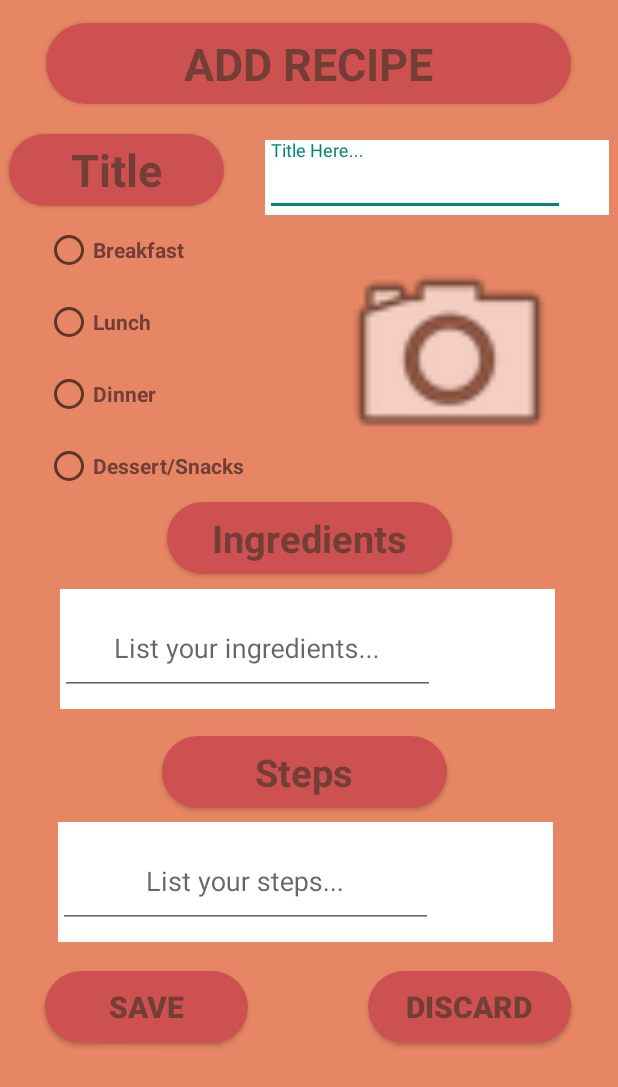
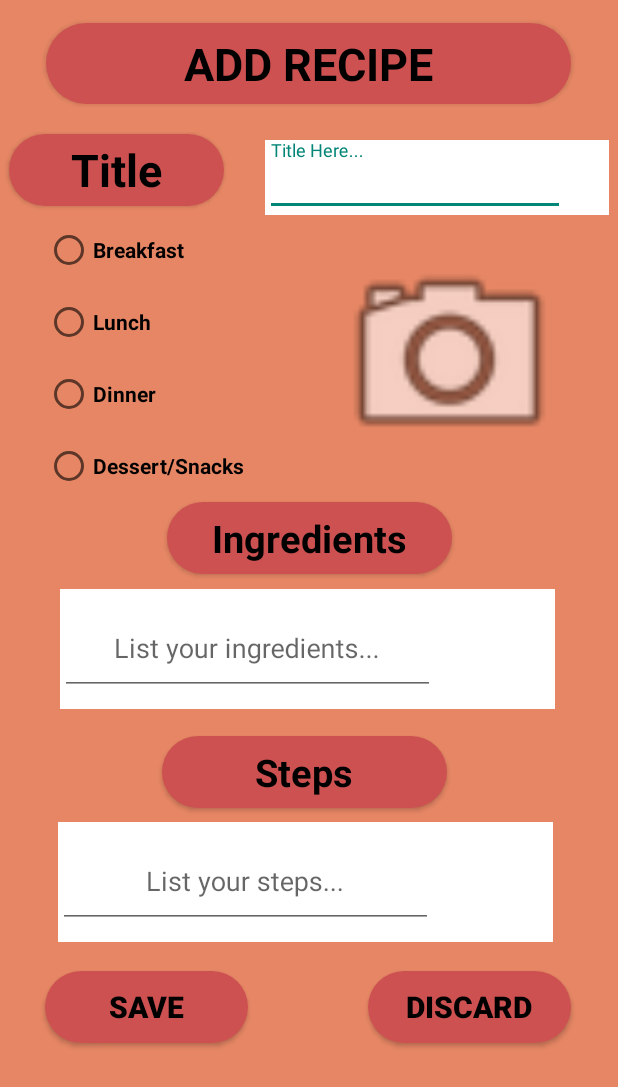
Before and after one commit to alexbegt/WhatsCooking, an Android app: the AddRecipe screen opened directly, with no data from a screen before it, on a phone screen of 412 x 824 dp. Shown: the top 1087 px of the screen. Run offline under Robolectric (Android 15) with nearby library versions, the phone set to English and light mode, and no system bars.

Commit message:
Font color changed to black in Add Recipe page.

```diff
--- a/app/src/main/java/com/whatscooking/application/AddRecipe.java
+++ b/app/src/main/java/com/whatscooking/application/AddRecipe.java
@@ -10,5 +10,6 @@ public class AddRecipe extends AppCompatActivity {
     protected void onCreate(Bundle savedInstanceState) {
         super.onCreate(savedInstanceState);
         setContentView(R.layout.activity_add_recipe);
+
     }
 }
--- a/app/src/main/res/drawable/round_btn.xml
+++ b/app/src/main/res/drawable/round_btn.xml
@@ -1,4 +1,7 @@
 <?xml version="1.0" encoding="utf-8"?>
+
+<!-- Shreya -->
+
 <shape xmlns:android="http://schemas.android.com/apk/res/android">
 <solid android:color = "#fff"/>
     <corners
--- a/app/src/main/res/layout/activity_add_recipe.xml
+++ b/app/src/main/res/layout/activity_add_recipe.xml
@@ -1,4 +1,6 @@
 <?xml version="1.0" encoding="utf-8"?>
+
+<!-- Shreya -->
 
 <androidx.constraintlayout.widget.ConstraintLayout xmlns:android="http://schemas.android.com/apk/res/android"
     xmlns:app="http://schemas.android.com/apk/res-auto"
@@ -23,7 +25,7 @@
         android:textAlignment="gravity"
         android:textAllCaps="true"
         android:textAppearance="@style/TextAppearance.AppCompat.Body1"
-        android:textColor="#733E35"
+        android:textColor="#000000"
         android:textSize="30sp"
         android:textStyle="bold"
         android:visibility="visible"
@@ -48,7 +50,7 @@
         android:textAlignment="gravity"
         android:textAllCaps="false"
         android:textAppearance="@style/TextAppearance.AppCompat.Body1"
-        android:textColor="#733E35"
+        android:textColor="#000000"
         android:textSize="30sp"
         android:textStyle="bold"
         app:layout_constraintBottom_toTopOf="@+id/breakfast"
@@ -85,7 +87,7 @@
         android:layout_marginStart="30dp"
         android:layout_marginEnd="211dp"
         android:text="Breakfast"
-        android:textColor="#733E35"
+        android:textColor="#000000"
         android:textStyle="bold"
         app:layout_constraintBottom_toTopOf="@+id/lunch"
         app:layout_constraintEnd_toEndOf="parent"
@@ -98,7 +100,7 @@
         android:layout_height="48dp"
         android:layout_marginStart="30dp"
         android:text="Lunch"
-        android:textColor="#733E35"
+        android:textColor="#000000"
         android:textStyle="bold"
         app:layout_constraintBottom_toTopOf="@+id/dinner"
         app:layout_constraintStart_toStartOf="parent" />
@@ -109,7 +111,7 @@
         android:layout_height="48dp"
         android:layout_marginStart="30dp"
         android:text="Dinner"
-        android:textColor="#733E35"
+        android:textColor="#000000"
         android:textStyle="bold"
         app:layout_constraintBottom_toTopOf="@+id/dessert"
         app:layout_constraintStart_toStartOf="parent" />
@@ -120,7 +122,7 @@
         android:layout_height="48dp"
         android:layout_marginStart="30dp"
         android:text="Dessert/Snacks"
-        android:textColor="#733E35"
+        android:textColor="#000000"
         android:textStyle="bold"
         app:layout_constraintStart_toStartOf="parent"
         app:layout_constraintTop_toBottomOf="@+id/dinner" />
@@ -147,7 +149,7 @@
         android:textAlignment="gravity"
         android:textAllCaps="false"
         android:textAppearance="@style/TextAppearance.AppCompat.Body1"
-        android:textColor="#733E35"
+        android:textColor="#000000"
         android:textSize="25sp"
         android:textStyle="bold"
         app:layout_constraintEnd_toEndOf="parent"
@@ -184,7 +186,7 @@
         android:textAlignment="gravity"
         android:textAllCaps="false"
         android:textAppearance="@style/TextAppearance.AppCompat.Body1"
-        android:textColor="#733E35"
+        android:textColor="#000000"
         android:textSize="25sp"
         android:textStyle="bold"
         app:layout_constraintStart_toStartOf="parent"
@@ -219,7 +221,7 @@
         android:background="@drawable/round_btn"
         android:backgroundTint="#CE5151"
         android:text="Save"
-        android:textColor="#733E35"
+        android:textColor="#000000"
         android:textSize="20sp"
         android:textStyle="bold"
         app:layout_constraintStart_toStartOf="parent"
@@ -234,7 +236,7 @@
         android:background="@drawable/round_btn"
         android:backgroundTint="#CE5151"
         android:text="Discard"
-        android:textColor="#733E35"
+        android:textColor="#000000"
         android:textSize="20sp"
         android:textStyle="bold"
         app:layout_constraintEnd_toEndOf="parent"
```
